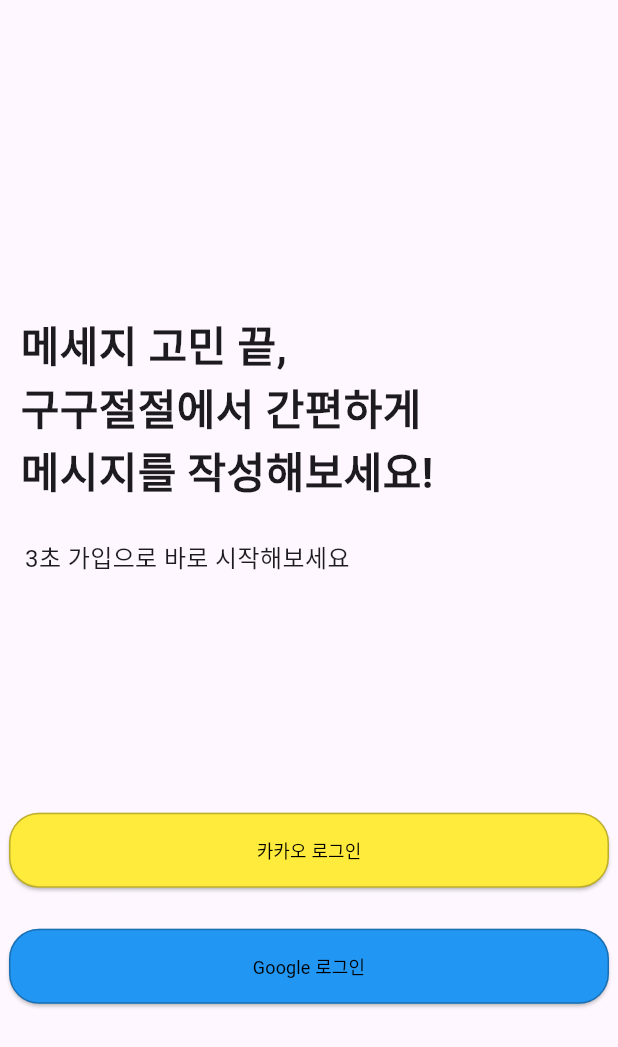
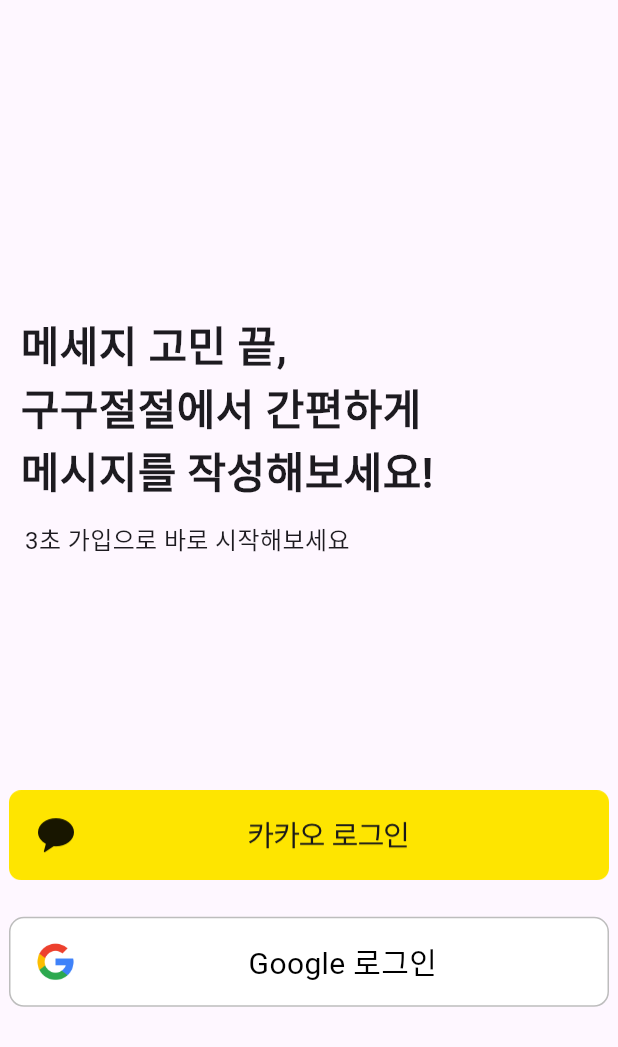
Before and after one commit to pdhyeong/potenday, a Flutter app: the screen it shows after launch, after a tap on "건너뛰기", on a phone screen of 412 x 824 dp. Shown: the top 1047 px of the screen. Run offline on Flutter 3.47's test engine with Material 3 defaults, Android fonts, the phone set to English and light mode, and no system bars; our stand-ins replace google_sign_in, share; missing offline and left inert: kakao_flutter_sdk.

Commit message:
fix: log in button ui fix

```diff
--- a/lib/screen/login_screen.dart
+++ b/lib/screen/login_screen.dart
@@ -43,6 +43,47 @@
     }
   }
 
+  Widget googleSignInButton() {
+    return GestureDetector(
+      onTap: () {
+        signInWithGoogle();
+      },
+      child: Container(
+        width: 400,
+        height: 60,
+        decoration: BoxDecoration(
+          color: Colors.white,
+          borderRadius: BorderRadius.circular(10),
+          border: Border.all(color: Colors.black26),
+        ),
+        child: Row(
+          children: [
+            Padding(
+              padding: const EdgeInsets.only(left: 15.0, right: 0.0),
+              child: Image.asset(
+                'assets/images/google.png',
+                width: 30,
+                height: 30,
+              ),
+            ),
+            const Expanded(
+              child: Center(
+                child: Text(
+                  'Google 로그인',
+                  style: TextStyle(
+                    fontSize: 20,
+                    fontWeight: FontWeight.w400,
+                    color: Colors.black,
+                  ),
+                ),
+              ),
+            ),
+          ],
+        ),
+      ),
+    );
+  }
+
   @override
   Widget build(BuildContext context) {
     return Scaffold(
@@ -60,7 +101,7 @@
               ),
             ),
             const Align(
-              alignment: AlignmentDirectional(-0.83, -0.1),
+              alignment: AlignmentDirectional(-0.83, -0.13),
               child: Text(
                 '3초 가입으로 바로 시작해보세요',
                 style: TextStyle(
@@ -70,17 +111,8 @@
             ),
             Align(
               alignment: const AlignmentDirectional(0, 0.4),
-              child: ElevatedButton(
-                style: ElevatedButton.styleFrom(
-                  foregroundColor: Colors.black,
-                  backgroundColor: Colors.yellow,
-                  side: const BorderSide(color: Colors.black26),
-                  fixedSize: const Size(400, 50),
-                  shape: RoundedRectangleBorder(
-                    borderRadius: BorderRadius.circular(20),
-                  ),
-                ),
-                onPressed: () async {
+              child: GestureDetector(
+                onTap: () async {
                   if (await isKakaoTalkInstalled()) {
                     try {
                       await UserApi.instance.loginWithKakaoTalk();
@@ -121,38 +153,16 @@
                     }
                   }
                 },
-                child: const Text(
-                  '카카오 로그인',
-                  style: TextStyle(
-                    fontSize: 12,
-                    fontWeight: FontWeight.w400,
-                  ),
+                child: Image.asset(
+                  'assets/images/kakao.png',
+                  width: 400,
+                  height: 100,
                 ),
               ),
             ),
             Align(
               alignment: const AlignmentDirectional(0, 0.6),
-              child: ElevatedButton(
-                style: ElevatedButton.styleFrom(
-                  foregroundColor: Colors.black,
-                  backgroundColor: Colors.blue,
-                  side: const BorderSide(color: Colors.black26),
-                  fixedSize: const Size(400, 50),
-                  shape: RoundedRectangleBorder(
-                    borderRadius: BorderRadius.circular(20),
-                  ),
-                ),
-                onPressed: () {
-                  signInWithGoogle();
-                },
-                child: const Text(
-                  'Google 로그인',
-                  style: TextStyle(
-                    fontSize: 12,
-                    fontWeight: FontWeight.w400,
-                  ),
-                ),
-              ),
+              child: googleSignInButton(),
             ),
           ],
         ),
--- a/pubspec.yaml
+++ b/pubspec.yaml
@@ -66,6 +66,8 @@
     assets:
         - assets/images/logo.png
         - assets/images/logo_filled.png
+        - assets/images/google.png
+        - assets/images/kakao.png
 
     # To add assets to your application, add an assets section, like this:
     # assets:
```
Also changed, not shown: assets/images/google.png (added), assets/images/kakao.png (added).
